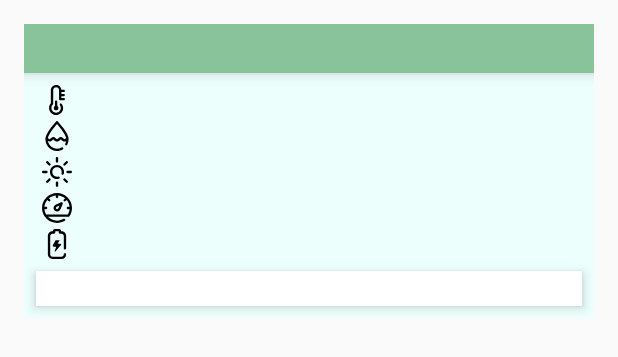
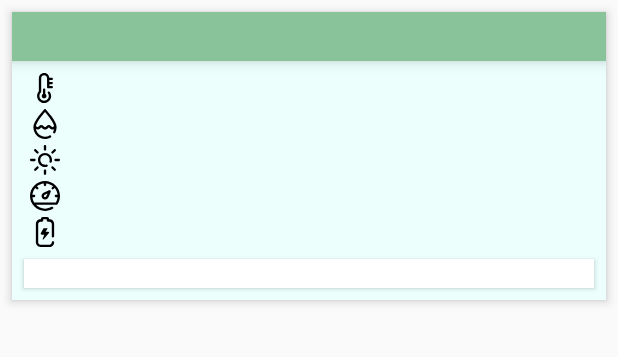
Before and after one commit to jezinka/Pogoda, an Android app: the layout recycler_view_item.xml on its own in the app's theme, with its tools: preview values and no code run, on a phone screen of 412 x 824 dp. Shown: the top 357 px of the screen. Run offline under Robolectric (Android 15) with nearby library versions, the phone set to English and light mode, and no system bars.

Commit message:
simplified layout

```diff
--- a/app/src/main/res/layout/recycler_view_item.xml
+++ b/app/src/main/res/layout/recycler_view_item.xml
@@ -1,40 +1,35 @@
 <?xml version="1.0" encoding="utf-8"?>
 
-<LinearLayout xmlns:android="http://schemas.android.com/apk/res/android"
+<android.support.constraint.ConstraintLayout xmlns:android="http://schemas.android.com/apk/res/android"
     xmlns:app="http://schemas.android.com/apk/res-auto"
     android:layout_width="match_parent"
     android:layout_height="wrap_content"
-    android:layout_margin="16dp"
-    android:orientation="vertical">
+    android:layout_margin="@dimen/margin_size"
+    android:background="@color/colorPrimaryLight"
+    android:elevation="4dp">
 
     <TextView
         android:id="@+id/label_tv"
         android:layout_width="match_parent"
         android:layout_height="wrap_content"
+        android:background="@color/colorPrimaryDark"
+        android:elevation="6dp"
         android:textAlignment="center"
         android:textAppearance="@style/Base.TextAppearance.AppCompat.Headline"
         app:layout_constraintEnd_toEndOf="parent"
-        android:background="@color/colorPrimaryDark"
-        android:elevation="6dp"
-        app:layout_constraintStart_toStartOf="parent" />
-
-    <android.support.constraint.ConstraintLayout
-        android:layout_width="match_parent"
-        android:layout_height="wrap_content"
-        android:background="@color/colorPrimaryLight"
-        android:elevation="4dp"
-        android:orientation="vertical"
-        android:paddingTop="8dp">
+        app:layout_constraintStart_toStartOf="parent"
+        app:layout_constraintTop_toTopOf="parent" />
 
     <ImageView
         android:id="@+id/temperature_icon"
         android:layout_width="@dimen/image_width"
         android:layout_height="@dimen/item_height"
         android:layout_marginStart="@dimen/margin_size"
+        android:layout_marginTop="@dimen/margin_size"
         android:contentDescription="@string/temperature_icon"
         android:src="@drawable/ic_low_temperature"
         app:layout_constraintStart_toStartOf="parent"
-            app:layout_constraintTop_toTopOf="parent" />
+        app:layout_constraintTop_toBottomOf="@+id/label_tv" />
 
     <TextView
         android:id="@+id/temperature_tv"
@@ -42,10 +37,11 @@
         android:layout_height="@dimen/item_height"
         android:layout_marginEnd="@dimen/margin_size"
         android:layout_marginStart="@dimen/margin_size"
+        android:layout_marginTop="@dimen/margin_size"
         android:textAppearance="@style/Base.TextAppearance.AppCompat.Medium"
         app:layout_constraintEnd_toEndOf="parent"
         app:layout_constraintStart_toStartOf="@+id/guideline3"
-            app:layout_constraintTop_toTopOf="parent" />
+        app:layout_constraintTop_toBottomOf="@+id/label_tv" />
 
         <ImageView
             android:id="@+id/humidity_icon"
@@ -127,7 +123,6 @@
             app:layout_constraintStart_toStartOf="parent"
             app:layout_constraintTop_toBottomOf="@+id/pressure_icon" />
 
-
         <TextView
             android:id="@+id/battery_tv"
             android:layout_width="0dp"
@@ -156,10 +151,10 @@
         <TextView
             android:id="@+id/timestamp_tv"
             android:layout_width="0dp"
-            android:layout_height="23dp"
+            android:layout_height="wrap_content"
             android:layout_margin="@dimen/margin_size"
             android:background="@android:color/white"
-            android:elevation="4dp"
+            android:elevation="2dp"
             android:paddingLeft="@dimen/padding_size"
             android:paddingRight="@dimen/padding_size"
             android:textAlignment="center"
@@ -170,4 +165,3 @@
             app:layout_constraintTop_toBottomOf="@+id/battery_tv" />
 
 </android.support.constraint.ConstraintLayout>
-</LinearLayout>
```
Lines whose indentation alone changed are shown as unchanged.
